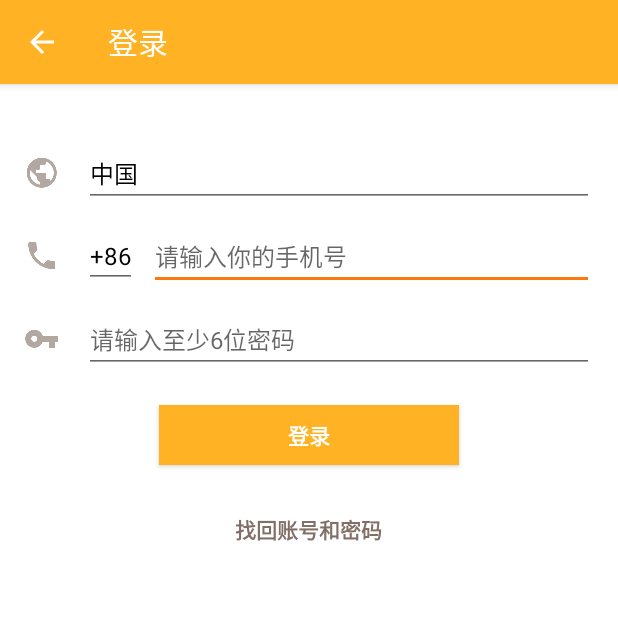
After one commit to vsloong/CoolChat, an Android app: the LoginActivity screen opened directly, with no data from a screen before it, on a phone screen of 412 x 824 dp, the top half of it. The commit adds this screen. Run offline under Robolectric (Android 15) with nearby library versions, the phone set to English and light mode, and no system bars.

Commit message:
添加登录页面

```diff
--- a/app/src/main/AndroidManifest.xml
+++ b/app/src/main/AndroidManifest.xml
@@ -25,6 +25,7 @@
             android:windowSoftInputMode="adjustResize|stateHidden" />
         <activity android:name=".activity.UserProfileActivity" />
         <activity android:name=".activity.MyProfileActivity" />
+        <activity android:name=".activity.LoginActivity" />
     </application>
 
 </manifest>
--- a/app/src/main/java/com/cooloongwu/coolchat/activity/LauncherActivity.java
+++ b/app/src/main/java/com/cooloongwu/coolchat/activity/LauncherActivity.java
@@ -20,7 +20,7 @@ public class LauncherActivity extends BaseActivity {
         Runnable runnable = new Runnable() {
             @Override
             public void run() {
-                startActivity(new Intent(LauncherActivity.this, MainActivity.class));
+                startActivity(new Intent(LauncherActivity.this, LoginActivity.class));
                 finish();
             }
         };
--- /dev/null
+++ b/app/src/main/java/com/cooloongwu/coolchat/activity/LoginActivity.java
@@ -0,0 +1,51 @@
+package com.cooloongwu.coolchat.activity;
+
+import android.content.Intent;
+import android.os.Bundle;
+import android.support.v7.app.AppCompatActivity;
+import android.support.v7.widget.Toolbar;
+import android.view.View;
+import android.widget.Button;
+
+import com.cooloongwu.coolchat.R;
+
+public class LoginActivity extends AppCompatActivity implements View.OnClickListener {
+
+    @Override
+    protected void onCreate(Bundle savedInstanceState) {
+        super.onCreate(savedInstanceState);
+        setContentView(R.layout.activity_login);
+
+        initToolbar();
+        initViews();
+    }
+
+    private void initToolbar() {
+        Toolbar toolbar = (Toolbar) findViewById(R.id.toolbar);
+        toolbar.setTitle("登录");
+        setSupportActionBar(toolbar);
+        toolbar.setNavigationOnClickListener(new View.OnClickListener() {
+            @Override
+            public void onClick(View view) {
+                finish();
+            }
+        });
+    }
+
+    private void initViews() {
+        Button btn_login = (Button) findViewById(R.id.btn_login);
+        btn_login.setOnClickListener(this);
+    }
+
+    @Override
+    public void onClick(View view) {
+        switch (view.getId()) {
+            case R.id.btn_login:
+                startActivity(new Intent(LoginActivity.this, MainActivity.class));
+                finish();
+                break;
+            default:
+                break;
+        }
+    }
+}
--- /dev/null
+++ b/app/src/main/res/drawable/btn_ripple.xml
@@ -0,0 +1,18 @@
+<?xml version="1.0" encoding="utf-8"?>
+<ripple xmlns:android="http://schemas.android.com/apk/res/android"
+    xmlns:tools="http://schemas.android.com/tools"
+    android:color="@color/colorPrimaryDark"
+    tools:targetApi="lollipop">
+    <item>
+        <shape android:shape="rectangle">
+            <solid android:color="@color/colorPrimary" />
+            <corners android:radius="0dp" />
+        </shape>
+    </item>
+    <item>
+        <shape android:shape="rectangle">
+            <solid android:color="@color/colorPrimary" />
+            <corners android:radius="0dp" />
+        </shape>
+    </item>
+</ripple>
--- /dev/null
+++ b/app/src/main/res/layout/activity_login.xml
@@ -0,0 +1,134 @@
+<?xml version="1.0" encoding="utf-8"?>
+<android.support.design.widget.CoordinatorLayout xmlns:android="http://schemas.android.com/apk/res/android"
+    xmlns:app="http://schemas.android.com/apk/res-auto"
+    xmlns:tools="http://schemas.android.com/tools"
+    android:layout_width="match_parent"
+    android:layout_height="match_parent"
+    android:background="@color/colorPrimary"
+    android:fitsSystemWindows="true"
+    tools:context="com.cooloongwu.coolchat.activity.LoginActivity">
+
+    <LinearLayout
+        android:layout_width="match_parent"
+        android:layout_height="match_parent"
+        android:background="@color/white"
+        android:orientation="vertical">
+
+        <android.support.design.widget.AppBarLayout
+            android:layout_width="match_parent"
+            android:layout_height="?attr/actionBarSize"
+            android:theme="@style/AppTheme.AppBarOverlay">
+
+            <android.support.v7.widget.Toolbar
+                android:id="@+id/toolbar"
+                android:layout_width="match_parent"
+                android:layout_height="?attr/actionBarSize"
+                app:layout_collapseMode="pin"
+                app:navigationIcon="?attr/homeAsUpIndicator"
+                app:popupTheme="@style/AppTheme.PopupOverlay" />
+
+        </android.support.design.widget.AppBarLayout>
+
+        <LinearLayout
+            android:layout_width="match_parent"
+            android:layout_height="55dp"
+            android:layout_marginTop="32dp"
+            android:gravity="center_vertical"
+            android:orientation="horizontal"
+            android:paddingLeft="16dp"
+            android:paddingRight="16dp">
+
+            <ImageView
+                android:layout_width="wrap_content"
+                android:layout_height="wrap_content"
+                android:src="@mipmap/icon_login_earth_gray" />
+
+            <EditText
+                android:layout_width="match_parent"
+                android:layout_height="wrap_content"
+                android:layout_marginLeft="16dp"
+                android:focusable="false"
+                android:focusableInTouchMode="false"
+                android:text="中国"
+                android:textColor="@color/black"
+                android:textSize="16sp" />
+        </LinearLayout>
+
+        <LinearLayout
+            android:layout_width="match_parent"
+            android:layout_height="55dp"
+            android:gravity="center_vertical"
+            android:orientation="horizontal"
+            android:paddingLeft="16dp"
+            android:paddingRight="16dp">
+
+            <ImageView
+                android:layout_width="wrap_content"
+                android:layout_height="wrap_content"
+                android:src="@mipmap/icon_login_phone_gray" />
+
+            <EditText
+                android:layout_width="wrap_content"
+                android:layout_height="wrap_content"
+                android:layout_marginLeft="16dp"
+                android:focusable="false"
+                android:focusableInTouchMode="false"
+                android:text="+86"
+                android:textColor="@color/black"
+                android:textSize="16sp" />
+
+            <EditText
+                android:layout_width="match_parent"
+                android:layout_height="wrap_content"
+                android:layout_marginLeft="8dp"
+                android:hint="请输入你的手机号"
+                android:textColor="@color/black"
+                android:textSize="16sp" />
+        </LinearLayout>
+
+        <LinearLayout
+            android:layout_width="match_parent"
+            android:layout_height="55dp"
+            android:gravity="center_vertical"
+            android:orientation="horizontal"
+            android:paddingLeft="16dp"
+            android:paddingRight="16dp">
+
+            <ImageView
+                android:layout_width="wrap_content"
+                android:layout_height="wrap_content"
+                android:src="@mipmap/icon_login_key_gray" />
+
+            <EditText
+                android:layout_width="match_parent"
+                android:layout_height="wrap_content"
+                android:layout_marginLeft="16dp"
+                android:hint="请输入至少6位密码"
+                android:shadowColor="@color/black"
+                android:textColor="@color/black"
+                android:textSize="16sp" />
+        </LinearLayout>
+
+        <Button
+            android:id="@+id/btn_login"
+            android:layout_width="200dp"
+            android:layout_height="40dp"
+            android:layout_gravity="center_horizontal"
+            android:layout_marginTop="16dp"
+            android:background="@drawable/btn_ripple"
+            android:text="登录"
+            android:textColor="@color/white"
+            android:textSize="14sp"
+            android:textStyle="bold" />
+
+        <TextView
+            android:layout_width="wrap_content"
+            android:layout_height="wrap_content"
+            android:layout_gravity="center_horizontal"
+            android:layout_marginTop="32dp"
+            android:text="找回账号和密码"
+            android:textColor="@color/text_brown"
+            android:textStyle="bold"
+            android:textSize="14sp" />
+    </LinearLayout>
+</android.support.design.widget.CoordinatorLayout>
```
Also changed, not shown: app/src/main/res/mipmap-xxhdpi/icon_login_earth_blue.png (added), app/src/main/res/mipmap-xxhdpi/icon_login_earth_gray.png (added), app/src/main/res/mipmap-xxhdpi/icon_login_key_blue.png (added), app/src/main/res/mipmap-xxhdpi/icon_login_key_gray.png (added), app/src/main/res/mipmap-xxhdpi/icon_login_phone_blue.png (added), app/src/main/res/mipmap-xxhdpi/icon_login_phone_gray.png (added).
